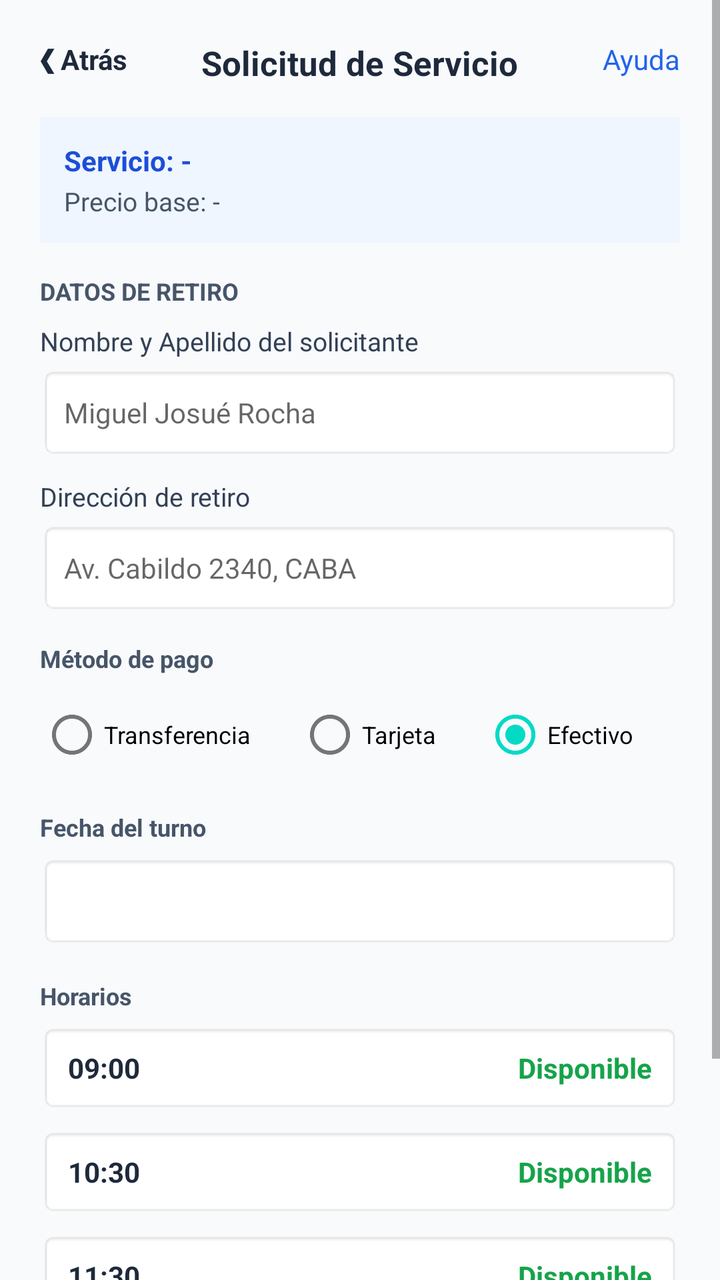
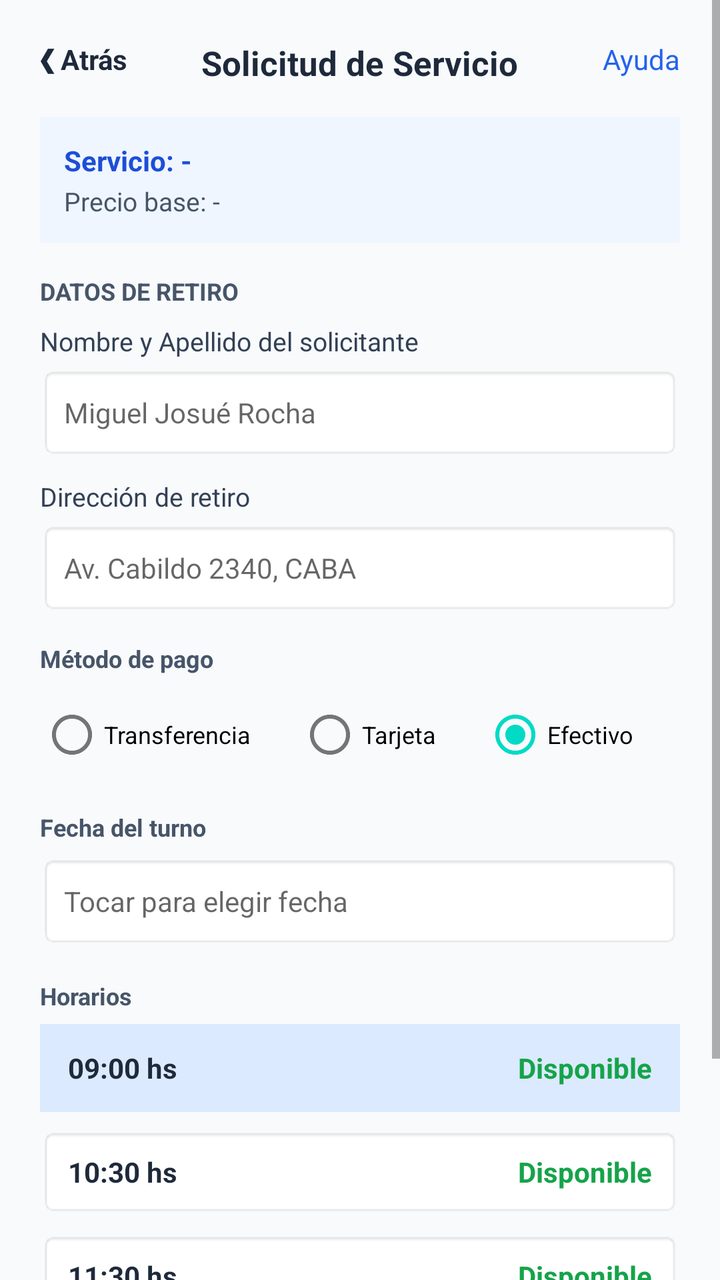

Screens rendered from an Android XML layout before and after an edit, with the pre-edit source and the edit as a unified diff.
<!-- AndroidManifest.xml: application theme Theme.TechQuote -->
<!-- res/layout/activity_solicitud.xml -->
<?xml version="1.0" encoding="utf-8"?>
<ScrollView xmlns:android="http://schemas.android.com/apk/res/android"
    xmlns:app="http://schemas.android.com/apk/res-auto"
    android:layout_width="match_parent"
    android:layout_height="match_parent"
    android:background="#F8FAFC"
    android:fillViewport="true">

    <androidx.constraintlayout.widget.ConstraintLayout
        android:layout_width="match_parent"
        android:layout_height="wrap_content"
        android:padding="20dp">

        
        <TextView
            android:id="@+id/btnVolver"
            android:layout_width="wrap_content"
            android:layout_height="wrap_content"
            android:text="❮ Atrás"
            android:textColor="#1E293B"
            android:textSize="14sp"
            android:textStyle="bold"
            app:layout_constraintStart_toStartOf="parent"
            app:layout_constraintTop_toTopOf="parent" />

        <TextView
            android:id="@+id/txtHeaderTitulo"
            android:layout_width="wrap_content"
            android:layout_height="wrap_content"
            android:text="Solicitud de Servicio"
            android:textColor="#1E293B"
            android:textSize="17sp"
            android:textStyle="bold"
            app:layout_constraintEnd_toEndOf="parent"
            app:layout_constraintStart_toStartOf="parent"
            app:layout_constraintTop_toTopOf="parent" />

        <TextView
            android:id="@+id/btnAyuda"
            android:layout_width="wrap_content"
            android:layout_height="wrap_content"
            android:text="Ayuda"
            android:textColor="#2563EB"
            android:textSize="14sp"
            app:layout_constraintEnd_toEndOf="parent"
            app:layout_constraintTop_toTopOf="parent" />

        
        <LinearLayout
            android:id="@+id/cardServicioSeleccionado"
            android:layout_width="0dp"
            android:layout_height="wrap_content"
            android:layout_marginTop="16dp"
            android:background="#EFF6FF"
            android:orientation="vertical"
            android:padding="12dp"
            app:layout_constraintEnd_toEndOf="parent"
            app:layout_constraintStart_toStartOf="parent"
            app:layout_constraintTop_toBottomOf="@id/txtHeaderTitulo">

            <TextView
                android:id="@+id/txtServicioNombre"
                android:layout_width="wrap_content"
                android:layout_height="wrap_content"
                android:text="Servicio: -"
                android:textColor="#1D4ED8"
                android:textSize="14sp"
                android:textStyle="bold" />

            <TextView
                android:id="@+id/txtServicioPrecio"
                android:layout_width="wrap_content"
                android:layout_height="wrap_content"
                android:layout_marginTop="2dp"
                android:text="Precio base: -"
                android:textColor="#475569"
                android:textSize="13sp" />
        </LinearLayout>

        
        <TextView
            android:id="@+id/lblDatosRetiro"
            android:layout_width="wrap_content"
            android:layout_height="wrap_content"
            android:layout_marginTop="16dp"
            android:text="DATOS DE RETIRO"
            android:textColor="#475569"
            android:textSize="12sp"
            android:textStyle="bold"
            app:layout_constraintStart_toStartOf="parent"
            app:layout_constraintTop_toBottomOf="@id/cardServicioSeleccionado" />

        <TextView
            android:id="@+id/lblNombre"
            android:layout_width="wrap_content"
            android:layout_height="wrap_content"
            android:layout_marginTop="8dp"
            android:text="Nombre y Apellido del solicitante"
            android:textColor="#334155"
            android:textSize="13sp"
            app:layout_constraintStart_toStartOf="parent"
            app:layout_constraintTop_toBottomOf="@id/lblDatosRetiro" />

        <EditText
            android:id="@+id/etNombreCliente"
            android:layout_width="0dp"
            android:layout_height="46dp"
            android:layout_marginTop="4dp"
            android:background="@android:drawable/editbox_background_normal"
            android:hint="Miguel Josué Rocha"
            android:inputType="textPersonName"
            android:paddingStart="12dp"
            android:textSize="14sp"
            app:layout_constraintEnd_toEndOf="parent"
            app:layout_constraintStart_toStartOf="parent"
            app:layout_constraintTop_toBottomOf="@id/lblNombre" />

        <TextView
            android:id="@+id/lblDireccion"
            android:layout_width="wrap_content"
            android:layout_height="wrap_content"
            android:layout_marginTop="10dp"
            android:text="Dirección de retiro"
            android:textColor="#334155"
            android:textSize="13sp"
            app:layout_constraintStart_toStartOf="parent"
            app:layout_constraintTop_toBottomOf="@id/etNombreCliente" />

        <EditText
            android:id="@+id/etDireccionCliente"
            android:layout_width="0dp"
            android:layout_height="46dp"
            android:layout_marginTop="4dp"
            android:background="@android:drawable/editbox_background_normal"
            android:hint="Av. Cabildo 2340, CABA"
            android:inputType="textPostalAddress"
            android:paddingStart="12dp"
            android:textSize="14sp"
            app:layout_constraintEnd_toEndOf="parent"
            app:layout_constraintStart_toStartOf="parent"
            app:layout_constraintTop_toBottomOf="@id/lblDireccion" />

        
        <TextView
            android:id="@+id/lblMetodoPago"
            android:layout_width="wrap_content"
            android:layout_height="wrap_content"
            android:layout_marginTop="14dp"
            android:text="Método de pago"
            android:textColor="#475569"
            android:textSize="12sp"
            android:textStyle="bold"
            app:layout_constraintStart_toStartOf="parent"
            app:layout_constraintTop_toBottomOf="@id/etDireccionCliente" />

        <RadioGroup
            android:id="@+id/rgMetodoPago"
            android:layout_width="0dp"
            android:layout_height="wrap_content"
            android:layout_marginTop="6dp"
            android:orientation="horizontal"
            app:layout_constraintEnd_toEndOf="parent"
            app:layout_constraintStart_toStartOf="parent"
            app:layout_constraintTop_toBottomOf="@id/lblMetodoPago">

            <RadioButton
                android:id="@+id/rbTransferencia"
                android:layout_width="wrap_content"
                android:layout_height="wrap_content"
                android:layout_weight="1"
                android:text="Transferencia"
                android:textSize="12sp" />

            <RadioButton
                android:id="@+id/rbTarjeta"
                android:layout_width="wrap_content"
                android:layout_height="wrap_content"
                android:layout_weight="1"
                android:text="Tarjeta"
                android:textSize="12sp" />

            <RadioButton
                android:id="@+id/rbEfectivo"
                android:layout_width="wrap_content"
                android:layout_height="wrap_content"
                android:layout_weight="1"
                android:checked="true"
                android:text="Efectivo"
                android:textSize="12sp" />
        </RadioGroup>

        
        <TextView
            android:id="@+id/lblCalendario"
            android:layout_width="wrap_content"
            android:layout_height="wrap_content"
            android:layout_marginTop="14dp"
            android:text="Fecha del turno"
            android:textColor="#475569"
            android:textSize="12sp"
            android:textStyle="bold"
            app:layout_constraintStart_toStartOf="parent"
            app:layout_constraintTop_toBottomOf="@id/rgMetodoPago" />

        <Spinner
            android:id="@+id/spinnerFecha"
            android:layout_width="0dp"
            android:layout_height="46dp"
            android:layout_marginTop="6dp"
            android:background="@android:drawable/editbox_background_normal"
            app:layout_constraintEnd_toEndOf="parent"
            app:layout_constraintStart_toStartOf="parent"
            app:layout_constraintTop_toBottomOf="@id/lblCalendario" />

        
        <TextView
            android:id="@+id/lblHorarios"
            android:layout_width="wrap_content"
            android:layout_height="wrap_content"
            android:layout_marginTop="16dp"
            android:text="Horarios"
            android:textColor="#475569"
            android:textSize="12sp"
            android:textStyle="bold"
            app:layout_constraintStart_toStartOf="parent"
            app:layout_constraintTop_toBottomOf="@id/spinnerFecha" />

        <LinearLayout
            android:id="@+id/layoutContenedorHorarios"
            android:layout_width="0dp"
            android:layout_height="wrap_content"
            android:layout_marginTop="6dp"
            android:orientation="vertical"
            app:layout_constraintEnd_toEndOf="parent"
            app:layout_constraintStart_toStartOf="parent"
            app:layout_constraintTop_toBottomOf="@id/lblHorarios">

            
            <LinearLayout
                android:layout_width="match_parent"
                android:layout_height="44dp"
                android:layout_marginBottom="8dp"
                android:background="@android:drawable/editbox_background_normal"
                android:gravity="center_vertical"
                android:orientation="horizontal"
                android:paddingStart="14dp"
                android:paddingEnd="14dp">

                <TextView
                    android:layout_width="0dp"
                    android:layout_height="wrap_content"
                    android:layout_weight="1"
                    android:text="09:00"
                    android:textColor="#1E293B"
                    android:textStyle="bold" />

                <TextView
                    android:layout_width="wrap_content"
                    android:layout_height="wrap_content"
                    android:text="Disponible"
                    android:textColor="#16A34A"
                    android:textStyle="bold" />
            </LinearLayout>

            
            <LinearLayout
                android:layout_width="match_parent"
                android:layout_height="44dp"
                android:layout_marginBottom="8dp"
                android:background="@android:drawable/editbox_background_normal"
                android:gravity="center_vertical"
                android:orientation="horizontal"
                android:paddingStart="14dp"
                android:paddingEnd="14dp">

                <TextView
                    android:layout_width="0dp"
                    android:layout_height="wrap_content"
                    android:layout_weight="1"
                    android:text="10:30"
                    android:textColor="#1E293B"
                    android:textStyle="bold" />

                <TextView
                    android:layout_width="wrap_content"
                    android:layout_height="wrap_content"
                    android:text="Disponible"
                    android:textColor="#16A34A"
                    android:textStyle="bold" />
            </LinearLayout>

            
            <LinearLayout
                android:layout_width="match_parent"
                android:layout_height="44dp"
                android:layout_marginBottom="8dp"
                android:background="@android:drawable/editbox_background_normal"
                android:gravity="center_vertical"
                android:orientation="horizontal"
                android:paddingStart="14dp"
                android:paddingEnd="14dp">

                <TextView
                    android:layout_width="0dp"
                    android:layout_height="wrap_content"
                    android:layout_weight="1"
                    android:text="11:30"
                    android:textColor="#1E293B"
                    android:textStyle="bold" />

                <TextView
                    android:layout_width="wrap_content"
                    android:layout_height="wrap_content"
                    android:text="Disponible"
                    android:textColor="#16A34A"
                    android:textStyle="bold" />
            </LinearLayout>
        </LinearLayout>

        
        <Button
            android:id="@+id/btnContinuarResumen"
            android:layout_width="0dp"
            android:layout_height="50dp"
            android:layout_marginTop="20dp"
            android:layout_marginBottom="16dp"
            android:backgroundTint="#1D4ED8"
            android:text="Continuar al Resumen"
            android:textAllCaps="false"
            android:textColor="#FFFFFF"
            android:textSize="15sp"
            android:textStyle="bold"
            app:layout_constraintBottom_toBottomOf="parent"
            app:layout_constraintEnd_toEndOf="parent"
            app:layout_constraintStart_toStartOf="parent"
            app:layout_constraintTop_toBottomOf="@id/layoutContenedorHorarios" />

    </androidx.constraintlayout.widget.ConstraintLayout>
</ScrollView>
<!-- resources referenced by this layout -->
<resources>
  <style name="Theme.TechQuote" parent="Theme.MaterialComponents.DayNight.DarkActionBar">
          
          <item name="colorPrimary">@color/purple_500</item>
          <item name="colorPrimaryVariant">@color/purple_700</item>
          <item name="colorOnPrimary">@color/white</item>
          
          <item name="colorSecondary">@color/teal_200</item>
          <item name="colorSecondaryVariant">@color/teal_700</item>
          <item name="colorOnSecondary">@color/black</item>
          
          <item name="android:statusBarColor">?attr/colorPrimaryVariant</item>
          
      </style>
  <color name="purple_500">#FF6200EE</color>
  <color name="purple_700">#FF3700B3</color>
  <color name="white">#FFFFFFFF</color>
  <color name="teal_200">#FF03DAC5</color>
  <color name="teal_700">#FF018786</color>
  <color name="black">#FF000000</color>
</resources>

<!-- the commit's change to res/layout/activity_solicitud.xml (unified diff, before → after) -->
@@ -202,12 +202,17 @@
             app:layout_constraintStart_toStartOf="parent"
             app:layout_constraintTop_toBottomOf="@id/rgMetodoPago" />
 
-        <Spinner
-            android:id="@+id/spinnerFecha"
+        <EditText
+            android:id="@+id/etSelectDate"
             android:layout_width="0dp"
             android:layout_height="46dp"
             android:layout_marginTop="6dp"
             android:background="@android:drawable/editbox_background_normal"
+            android:focusable="false"
+            android:clickable="true"
+            android:hint="Tocar para elegir fecha"
+            android:paddingStart="12dp"
+            android:textSize="14sp"
             app:layout_constraintEnd_toEndOf="parent"
             app:layout_constraintStart_toStartOf="parent"
             app:layout_constraintTop_toBottomOf="@id/lblCalendario" />
@@ -223,7 +228,7 @@
             android:textSize="12sp"
             android:textStyle="bold"
             app:layout_constraintStart_toStartOf="parent"
-            app:layout_constraintTop_toBottomOf="@id/spinnerFecha" />
+            app:layout_constraintTop_toBottomOf="@id/etSelectDate" />
 
         <LinearLayout
             android:id="@+id/layoutContenedorHorarios"
@@ -237,6 +242,35 @@
 
             
             <LinearLayout
+                android:id="@+id/btnHorario1"
+                android:layout_width="match_parent"
+                android:layout_height="44dp"
+                android:layout_marginBottom="8dp"
+                android:background="#DBEAFE"
+                android:gravity="center_vertical"
+                android:orientation="horizontal"
+                android:paddingStart="14dp"
+                android:paddingEnd="14dp">
+
+                <TextView
+                    android:layout_width="0dp"
+                    android:layout_height="wrap_content"
+                    android:layout_weight="1"
+                    android:text="09:00 hs"
+                    android:textColor="#1E293B"
+                    android:textStyle="bold" />
+
+                <TextView
+                    android:layout_width="wrap_content"
+                    android:layout_height="wrap_content"
+                    android:text="Disponible"
+                    android:textColor="#16A34A"
+                    android:textStyle="bold" />
+            </LinearLayout>
+
+            
+            <LinearLayout
+                android:id="@+id/btnHorario2"
                 android:layout_width="match_parent"
                 android:layout_height="44dp"
                 android:layout_marginBottom="8dp"
@@ -250,7 +284,7 @@
                     android:layout_width="0dp"
                     android:layout_height="wrap_content"
                     android:layout_weight="1"
-                    android:text="09:00"
+                    android:text="10:30 hs"
                     android:textColor="#1E293B"
                     android:textStyle="bold" />
 
@@ -264,6 +298,7 @@
 
             
             <LinearLayout
+                android:id="@+id/btnHorario3"
                 android:layout_width="match_parent"
                 android:layout_height="44dp"
                 android:layout_marginBottom="8dp"
@@ -277,34 +312,7 @@
                     android:layout_width="0dp"
                     android:layout_height="wrap_content"
                     android:layout_weight="1"
-                    android:text="10:30"
-                    android:textColor="#1E293B"
-                    android:textStyle="bold" />
-
-                <TextView
-                    android:layout_width="wrap_content"
-                    android:layout_height="wrap_content"
-                    android:text="Disponible"
-                    android:textColor="#16A34A"
-                    android:textStyle="bold" />
-            </LinearLayout>
-
-            
-            <LinearLayout
-                android:layout_width="match_parent"
-                android:layout_height="44dp"
-                android:layout_marginBottom="8dp"
-                android:background="@android:drawable/editbox_background_normal"
-                android:gravity="center_vertical"
-                android:orientation="horizontal"
-                android:paddingStart="14dp"
-                android:paddingEnd="14dp">
-
-                <TextView
-                    android:layout_width="0dp"
-                    android:layout_height="wrap_content"
-                    android:layout_weight="1"
-                    android:text="11:30"
+                    android:text="11:30 hs"
                     android:textColor="#1E293B"
                     android:textStyle="bold" />
 
